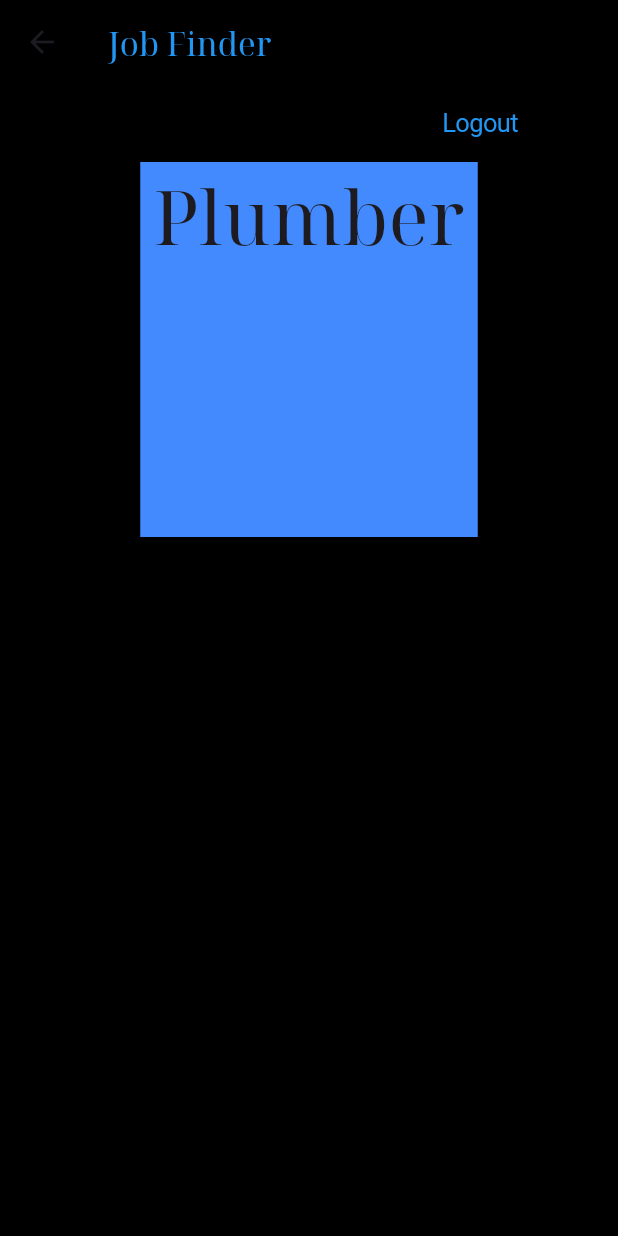
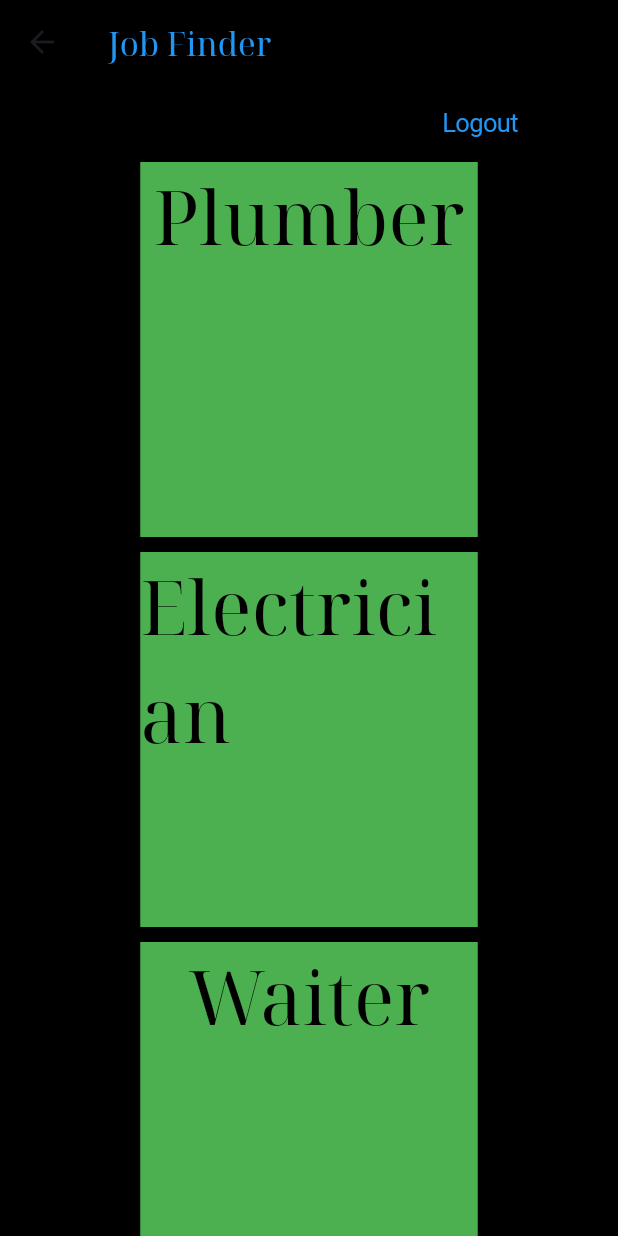
Before and after one commit to MW-5705/ELC-activity, a Flutter app: the FavouritesPage screen opened directly, on a phone screen of 412 x 824 dp. Run offline on Flutter 3.47's test engine with Material 3 defaults, Android fonts, the phone set to English and light mode, and no system bars; our stand-ins replace google_fonts; statements that could not run were skipped.

Commit message:
protodev21.4

```diff
--- a/lib/main.dart
+++ b/lib/main.dart
@@ -36,6 +36,7 @@ class MyApp extends StatelessWidget {
 }
 class MyAppState extends ChangeNotifier{
   var page = "Mehar";
+  var professions = ["Plumber","Electrician","Waiter","Helper","Car Washer"];
   @override
   void notifyListeners() {
     // TODO: implement notifyListeners
@@ -246,36 +247,81 @@ class FavouritesPage extends StatelessWidget{
       @override
       Widget build(BuildContext context){
         var appState = context.watch<MyAppState>();
+        List<String> kaam = appState.professions;
         var title = "Plumber";
         var style = TextStyle(color: Colors.blue);
-        var style_1 = TextStyle(fontSize: 50);
+        var style_1 = TextStyle(fontSize: 50, color: Colors.black, overflow: TextOverflow() );
+        var color = Colors.green;
 
         return Scaffold(
           appBar: AppBar(title:  Text("Job Finder", style: style,textAlign: TextAlign.center,),backgroundColor: Colors.black,),
-          body: SafeArea(
+          body: Center(child: SingleChildScrollView(
+            // appBar: AppBar(title:  Text("Job Finder", style: style,textAlign: TextAlign.center,),backgroundColor: Colors.black,),
+            child: SafeArea(
               child: Container(
                 color: Colors.black,
                 child: Column(
                   children: [
                     Row(children: [SizedBox(width: 275,),
-                  CupertinoButton(child: Text("Logout", style: style,), onPressed: (){
+                    CupertinoButton(child: Text("Logout", style: style,),
+
+                     onPressed: (){
                       Navigator.pop(context);
                     })],),
                     Container(
+
+
+                          child: Column(children: [
+                            // for (String profession in kaam)
+                              jobCard(color: color,title: title,style_1: style_1,),
+                               SizedBox(height: 10,),
+                              jobCard(color: color,title: "Electrician",style_1: style_1,),
+                               SizedBox(height: 10,),
+                              jobCard(color: color,title: "Waiter",style_1: style_1,),
+                               SizedBox(height: 10,),
+                              jobCard(color: color,title: "Delivery Boy",style_1: style_1,),
+                               SizedBox(height: 10,),
+                              jobCard(color: color,title: "Car Washer",style_1: style_1,),
+                               SizedBox(height: 10,)
+                              ],),)
+                        ,
+
+
+
+                  ],
+                ),
+              ),
+            ),
+          ),
+        ));
+
+
+
+}}
+
+class jobCard extends StatelessWidget {
+  const jobCard({
+    super.key,
+    required this.color,
+    required this.title,
+    required this.style_1,
+  });
+
+  final MaterialColor color;
+  final String title;
+  final TextStyle style_1;
+
+  @override
+  Widget build(BuildContext context) {
+    return Container(
                     height: 250,
                     width: 225,
-                color: Colors.blueAccent,
+                    color: color,
+                    // decoration: BoxDecoration(borderRadius: BorderRadius.circular(10)),
                     child: Column(
     children: [
       Text(title, style: style_1,)
       ],),
-              ),
-                ],
-              ),
-            ),
-          ),
                   );
-
-
-
-}}
+  }
+}
```
Lines whose indentation alone changed are shown as unchanged.
